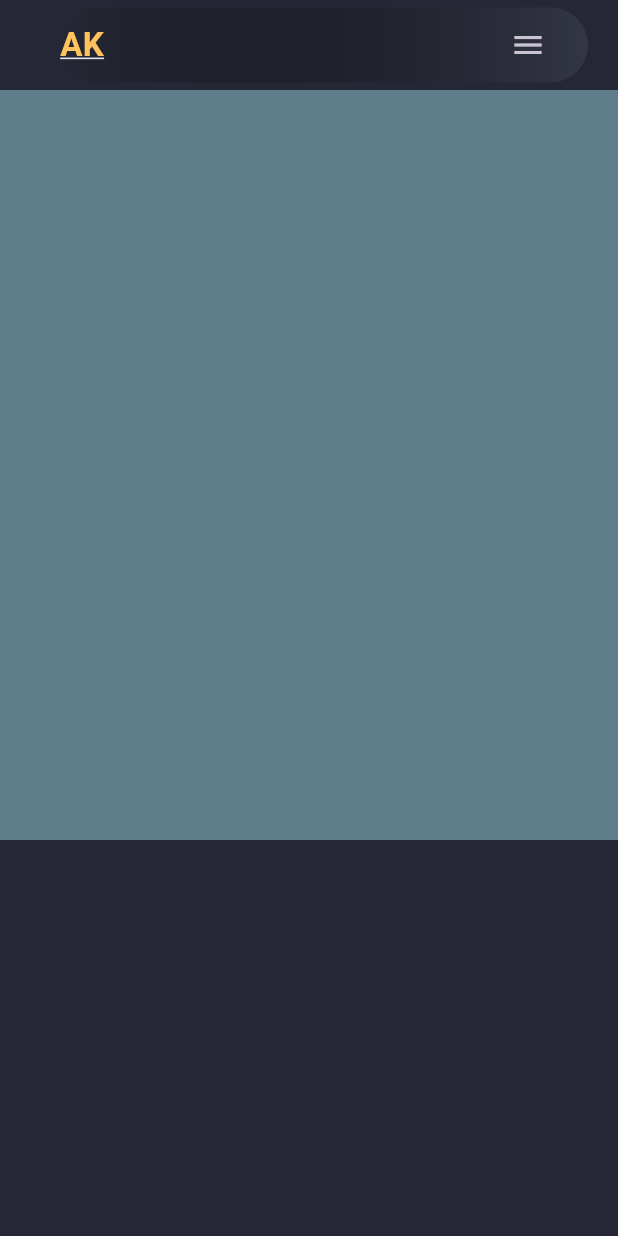
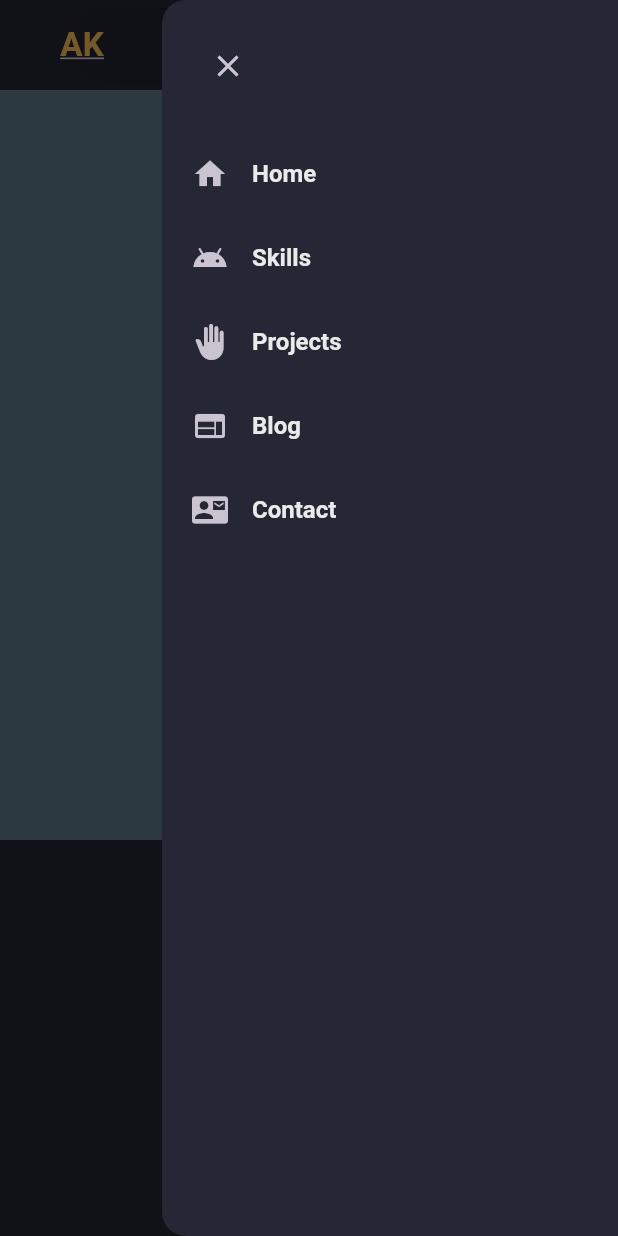
Before and after one commit to berkayercan3/My_Portofilo_flutter_app, a Flutter app: the screen it shows after launch, with the side drawer open (before the commit the screen has no drawer), on a phone screen of 412 x 824 dp. Run offline on Flutter 3.47's test engine with Material 3 defaults, Android fonts, the phone set to English and light mode, and no system bars.

Commit message:
Create Home Page (drawer)

```diff
--- a/lib/constants/nav_items.dart
+++ b/lib/constants/nav_items.dart
@@ -1,3 +1,5 @@
+import 'package:flutter/material.dart';
+
 List<String> navTitles = [
   'Home',
   'Skills',
@@ -5,3 +7,11 @@ List<String> navTitles = [
   'Blog',
   'Contact',
 ];
+
+List<IconData> navIcons = [
+  Icons.home,
+  Icons.android_outlined,
+  Icons.back_hand,
+  Icons.web,
+  Icons.quick_contacts_mail,
+];
--- a/lib/pages/home_page.dart
+++ b/lib/pages/home_page.dart
@@ -2,6 +2,7 @@ import 'package:flutter/material.dart';
 import 'package:my_portofilo/constants/color.dart';
 import 'package:my_portofilo/constants/nav_items.dart';
 import 'package:my_portofilo/styles/style.dart';
+import 'package:my_portofilo/widgets/drawer_mobile.dart';
 import 'package:my_portofilo/widgets/header_desktop.dart';
 import 'package:my_portofilo/widgets/header_mobile.dart';
 import 'package:my_portofilo/widgets/site_logo.dart';
@@ -14,16 +15,21 @@ class HomePage extends StatefulWidget {
 }
 
 class _HomePageState extends State<HomePage> {
+  final scaffoldKey = GlobalKey<ScaffoldState>();
   @override
   Widget build(BuildContext context) {
     return Scaffold(
+        key: scaffoldKey,
+        endDrawer: const DrawerMobile(),
         backgroundColor: CustomColor.scaffoldBg,
         body: (ListView(
           children: [
             //main
             //const HeaderDesktop(),
             HeaderMobile(
-              onMenuTap: () {},
+              onMenuTap: () {
+                scaffoldKey.currentState?.openEndDrawer();
+              },
               onLogoTap: () {},
             ),
             //skilss
--- /dev/null
+++ b/lib/widgets/drawer_mobile.dart
@@ -0,0 +1,43 @@
+import 'package:flutter/material.dart';
+import 'package:my_portofilo/constants/color.dart';
+import 'package:my_portofilo/constants/nav_items.dart';
+
+class DrawerMobile extends StatelessWidget {
+  const DrawerMobile({super.key});
+
+  @override
+  Widget build(BuildContext context) {
+    return Drawer(
+      backgroundColor: CustomColor.scaffoldBg,
+      child: ListView(
+        children: [
+          Align(
+            alignment: Alignment.centerLeft,
+            child: Padding(
+              padding: const EdgeInsets.only(left: 20, top: 20, bottom: 20),
+              child: IconButton(
+                onPressed: () {
+                  Navigator.of(context).pop();
+                },
+                icon: const Icon(Icons.close),
+              ),
+            ),
+          ),
+          for (int i = 0; i < navIcons.length; i++)
+            ListTile(
+              titleTextStyle: const TextStyle(
+                  color: CustomColor.whitePrimary,
+                  fontSize: 16,
+                  fontWeight: FontWeight.w600),
+              contentPadding: const EdgeInsets.symmetric(horizontal: 20),
+              leading: Icon(navIcons[i]),
+              title: Text(
+                navTitles[i],
+              ),
+              onTap: () {},
+            )
+        ],
+      ),
+    );
+  }
+}
```
